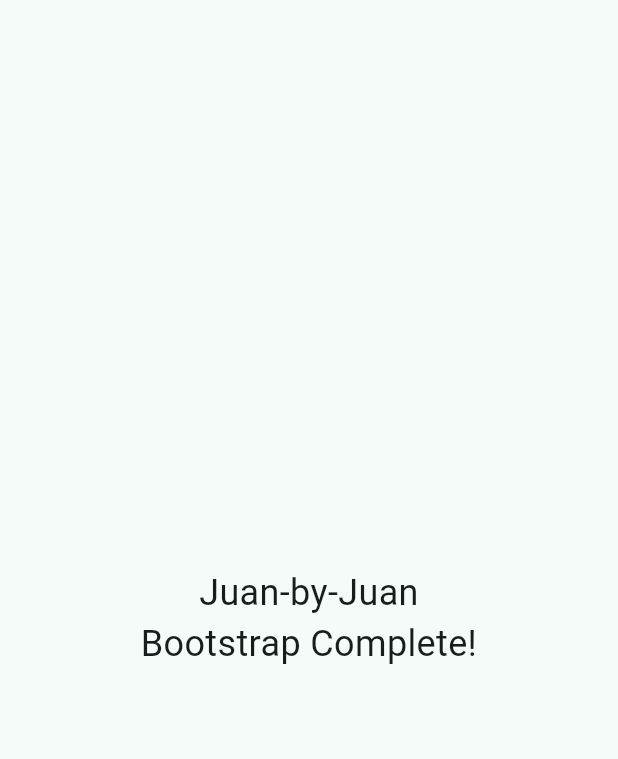
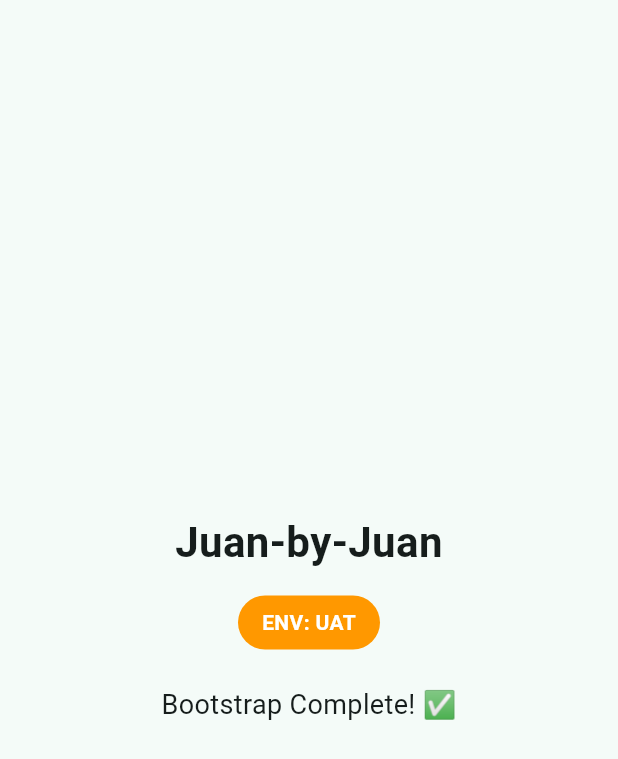
Before and after one commit to jasrmg/Juan-by-Juan, a Flutter app: the screen it shows after launch, on a phone screen of 412 x 824 dp. Shown: the top 759 px of the screen. Run offline on Flutter 3.47's test engine with Material 3 defaults, Android fonts, the phone set to English and light mode, and no system bars; our stand-ins replace flutter_dotenv, get.

Commit message:
feat: add flavor system with UAT, QAT and PROD environments

```diff
--- /dev/null
+++ b/lib/core/configurations/flavors.dart
@@ -0,0 +1,62 @@
+import 'package:flutter_dotenv/flutter_dotenv.dart';
+
+/// app flavor config
+/// manage env specific settings (UAT, QAT, PROD)
+enum Flavor { uat, qat, prod }
+
+/// flavor config manager
+/// loads and provides access to env variables
+class FlavorConfig {
+  final Flavor flavor;
+  final String appName;
+
+  FlavorConfig._({required this.flavor, required this.appName});
+
+  static FlavorConfig? _instance;
+
+  // get the current flavor config
+  static FlavorConfig get instance {
+    if (_instance == null) {
+      throw Exception('FlavorConfig not initialized');
+    }
+    return _instance!;
+  }
+
+  /// check if instance is initialized
+  static bool get isInitialized => _instance != null;
+
+  /// initialize flavor config by loading the appropriate .env file
+  static Future<void> initialize(Flavor flavor) async {
+    // load correct .env file based on flavor
+    String envFile;
+    switch (flavor) {
+      case Flavor.uat:
+        envFile = 'assets/environments/.env.uat';
+        break;
+      case Flavor.qat:
+        envFile = 'assets/environments/.env.qat';
+        break;
+      case Flavor.prod:
+        envFile = 'assets/environments/.env.prod';
+        break;
+    }
+
+    // load environment var from file
+    await dotenv.load(fileName: envFile);
+
+    // create flavor config instance
+    _instance = FlavorConfig._(
+      flavor: flavor,
+      appName: dotenv.env['APP_NAME'] ?? 'Juan-by-Juan',
+    );
+  }
+
+  // check if current flavor is production
+  bool get isProduction => flavor == Flavor.prod;
+  // flavor = uat
+  bool get isUAT => flavor == Flavor.uat;
+  // flavor = qat
+  bool get isQAT => flavor == Flavor.qat;
+  // get flavor name as str
+  String get flavorName => flavor.name.toUpperCase();
+}
--- a/lib/main.dart
+++ b/lib/main.dart
@@ -1,10 +1,17 @@
 import 'package:flutter/material.dart';
 import 'package:get/get.dart';
 import 'package:juan_by_juan/core/configurations/app_binding.dart';
+import 'package:juan_by_juan/core/configurations/flavors.dart';
 import 'package:juan_by_juan/core/configurations/routes.dart';
 import 'package:juan_by_juan/core/theme/app_theme.dart';
 
-void main() {
+void main() async {
+  // ensure flutter is initialized before loading env
+  WidgetsFlutterBinding.ensureInitialized();
+
+  // initialize flavors config
+  await FlavorConfig.initialize(Flavor.uat);
+
   runApp(const MyApp());
 }
 
@@ -13,8 +20,11 @@ class MyApp extends StatelessWidget {
 
   @override
   Widget build(BuildContext context) {
+    // get the loaded flavor config
+    final flavorConfig = FlavorConfig.instance;
+
     return GetMaterialApp(
-      title: 'Juan-by-Juan',
+      title: flavorConfig.appName,
       debugShowCheckedModeBanner: false,
 
       // theme configuration
@@ -25,12 +35,45 @@ class MyApp extends StatelessWidget {
       initialBinding: AppBinding(),
       getPages: AppPages.routes,
 
-      home: const Scaffold(
+      home: Scaffold(
         body: Center(
-          child: Text(
-            'Juan-by-Juan\nBootstrap Complete!',
-            textAlign: TextAlign.center,
-            style: TextStyle(fontSize: 24),
+          child: Column(
+            mainAxisAlignment: MainAxisAlignment.center,
+            children: [
+              Text(
+                flavorConfig.appName,
+                textAlign: TextAlign.center,
+                style: const TextStyle(
+                  fontSize: 28,
+                  fontWeight: FontWeight.bold,
+                ),
+              ),
+              const SizedBox(height: 16),
+              // Show flavor badge (only for non-prod)
+              if (!flavorConfig.isProduction)
+                Container(
+                  padding: const EdgeInsets.symmetric(
+                    horizontal: 16,
+                    vertical: 8,
+                  ),
+                  decoration: BoxDecoration(
+                    color: flavorConfig.isUAT ? Colors.orange : Colors.blue,
+                    borderRadius: BorderRadius.circular(20),
+                  ),
+                  child: Text(
+                    'ENV: ${flavorConfig.flavorName}',
+                    style: const TextStyle(
+                      color: Colors.white,
+                      fontWeight: FontWeight.bold,
+                    ),
+                  ),
+                ),
+              const SizedBox(height: 24),
+              const Text(
+                'Bootstrap Complete! ✅',
+                style: TextStyle(fontSize: 18),
+              ),
+            ],
           ),
         ),
       ),
```
